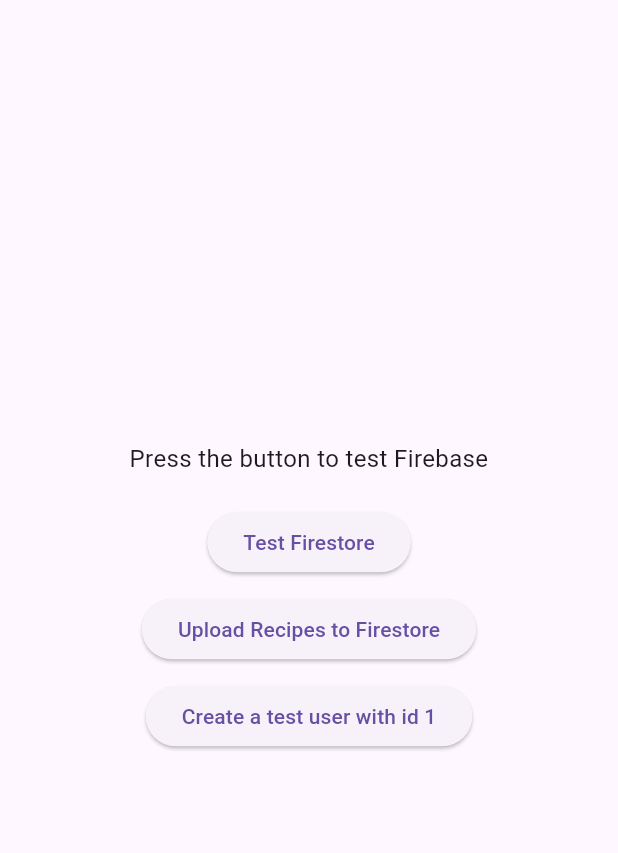
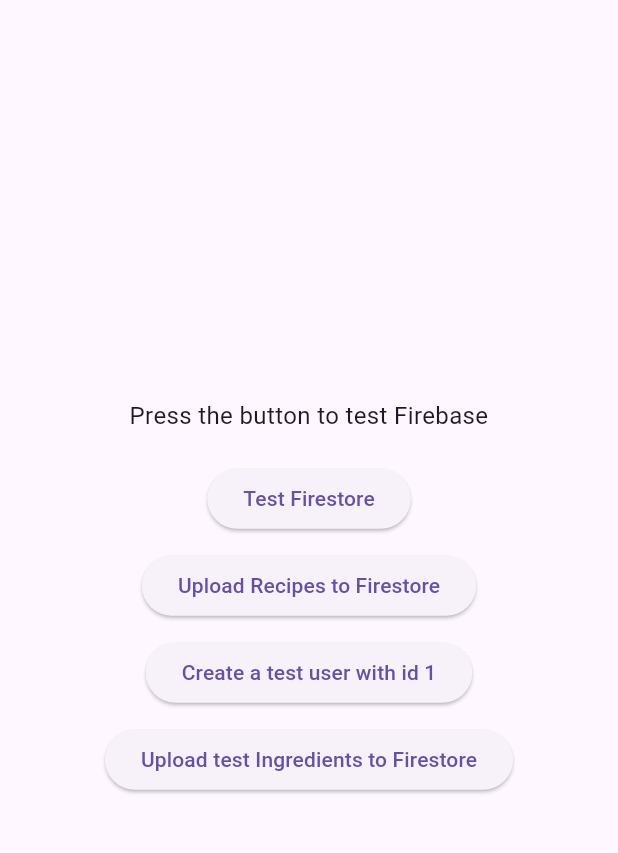
Before and after one commit to jbrun001/foodmanager, a Flutter app: the POCFirebaseScreen screen opened by its route, on a phone screen of 412 x 824 dp, the part 63-916 px from its top. Run offline on Flutter 3.47's test engine with Material 3 defaults, Android fonts, the light colour scheme and no system bars; our stand-ins replace cached_network_image, cloud_firestore, firebase_core, go_router, shimmer; accounts and stored records are empty; generated files the repository leaves out were written again.

Commit message:
creation of better test data for next phase of smartlist coding and testing

```diff
--- a/lib/screens/pocfirebase_screen.dart
+++ b/lib/screens/pocfirebase_screen.dart
@@ -250,6 +250,142 @@
     }
   }
 
+  // test ingredient and Moq data
+  final List<Map<String, dynamic>> ingredients = [
+    {
+      "name": "Butter",
+      "unit": "g",
+      "type": "Dairy",
+      "Moqs": [
+        {
+          "storeName": "Tesco",
+          "URL": "https://www.tesco.com/groceries/en-GB/products/290920510",
+          "amount": "250",
+          "units": "g",
+          "lastCollected": "2025-01-01T00:00:00.000"
+        }
+      ]
+    },
+    {
+      "name": "Yeast",
+      "unit": "g",
+      "type": "Baking",
+      "Moqs": [
+        {
+          "storeName": "Tesco",
+          "URL": "https://www.tesco.com/groceries/en-GB/products/259108442",
+          "amount": "56",
+          "units": "g",
+          "lastCollected": "2025-01-01T00:00:00.000"
+        }
+      ]
+    },
+    {
+      "name": "Long Grain Rice",
+      "unit": "g",
+      "type": "world goods",
+      "Moqs": [
+        {
+          "storeName": "Tesco",
+          "URL": "https://www.tesco.com/groceries/en-GB/products/254877356",
+          "amount": "1",
+          "units": "kg",
+          "lastCollected": "2025-01-01T00:00:00.000"
+        }
+      ]
+    },
+    {
+      "name": "Chicken Breast",
+      "unit": "",
+      "type": "meat",
+      "Moqs": [
+        {
+          "storeName": "Tesco",
+          "URL": "https://www.tesco.com/groceries/en-GB/products/285210252",
+          "amount": "2",
+          "units": "",
+          "lastCollected": "2025-01-01T00:00:00.000"
+        }
+      ]
+    },
+    {
+      "name": "Pak Choi",
+      "unit": "",
+      "type": "vegetable",
+      "Moqs": [
+        {
+          "storeName": "Tesco",
+          "URL": "https://www.tesco.com/groceries/en-GB/products/252895723",
+          "amount": "2",
+          "units": "",
+          "lastCollected": "2025-01-01T00:00:00.000"
+        }
+      ]
+    },
+    {
+      "name": "Chicken Thigh Fillets",
+      "unit": "g",
+      "type": "meat",
+      "Moqs": [
+        {
+          "storeName": "Tesco",
+          "URL": "https://www.tesco.com/groceries/en-GB/products/308469037",
+          "amount": "600",
+          "units": "",
+          "lastCollected": "2025-01-01T00:00:00.000"
+        }
+      ]
+    },
+    {
+      "name": "Thai Red Curry Paste",
+      "unit": "g",
+      "type": "spices & pastes",
+      "Moqs": [
+        {
+          "storeName": "Tesco",
+          "URL": "https://www.tesco.com/groceries/en-GB/products/317207605",
+          "amount": "180",
+          "units": "g",
+          "lastCollected": "2025-01-01T00:00:00.000"
+        }
+      ]
+    },
+    {
+      "name": "Haddock",
+      "unit": "g",
+      "type": "fish",
+      "Moqs": [
+        {
+          "storeName": "Tesco",
+          "URL": "https://www.tesco.com/groceries/en-GB/products/302286988",
+          "amount": "280",
+          "units": "g",
+          "lastCollected": "2025-01-01T00:00:00.000"
+        }
+      ]
+    }
+  ];
+
+  // upload test data ingredients to Firestore with Moqs
+  Future<void> _uploadIngredients() async {
+    try {
+      CollectionReference ingredientsCollection =
+          _firestore.collection("Ingredients");
+
+      for (var ingredient in ingredients) {
+        await ingredientsCollection.add(ingredient);
+      }
+
+      setState(() {
+        _status = "Ingredients (with embedded Moqs) uploaded successfully!";
+      });
+    } catch (e) {
+      setState(() {
+        _status = "Error uploading ingredients: $e";
+      });
+    }
+  }
+
   Future<void> _testFirestore() async {
     try {
       // Write test data to Firestore
@@ -391,6 +527,11 @@
               onPressed: _createUserWithTestData,
               child: Text("Create a test user with id 1"),
             ),
+            SizedBox(height: 10),
+            ElevatedButton(
+              onPressed: _uploadIngredients,
+              child: Text("Upload test Ingredients to Firestore"),
+            ),
           ],
         ),
       ),
--- a/lib/screens/smartlist_screen.dart
+++ b/lib/screens/smartlist_screen.dart
@@ -22,7 +22,8 @@
   String? _selectedStore;
   List<Map<String, dynamic>> _smartlistItems = [];
 
-  final List<String> _stores = ['Store A', 'Store B', 'Store C'];
+  // testing - just use tesco - add read from \Stores collection later
+  final List<String> _stores = ['Tesco'];
 
   @override
   void initState() {
@@ -294,7 +295,7 @@
                                 item['name'], item['purchased']),
                           ),
                           title: Text(
-                            "${item['name']} (${item['amount']} ${item['unit']})",
+                            "${item['name']} (Required: ${item['amount']} ${item['unit']})",
                             style: TextStyle(
                               fontWeight: FontWeight.bold,
                               decoration: item['purchased']
```
Also changed, not shown: documentation/test-data/ingredients.json (added, +90 -0 lines), documentation/test-data/recipes.json (+36 -20 lines).
